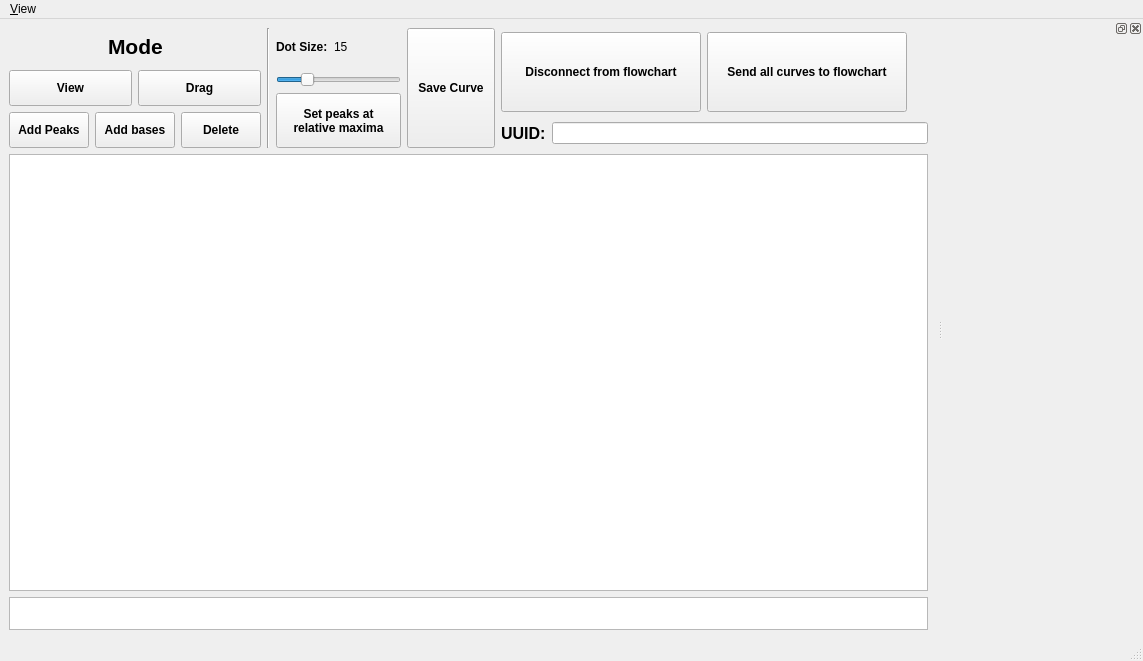
This is mesmerize/plotting/widgets/peak_editor/template.ui in kushalkolar/MESmerize as Qt 5 draws it before an edit. The edited form follows.
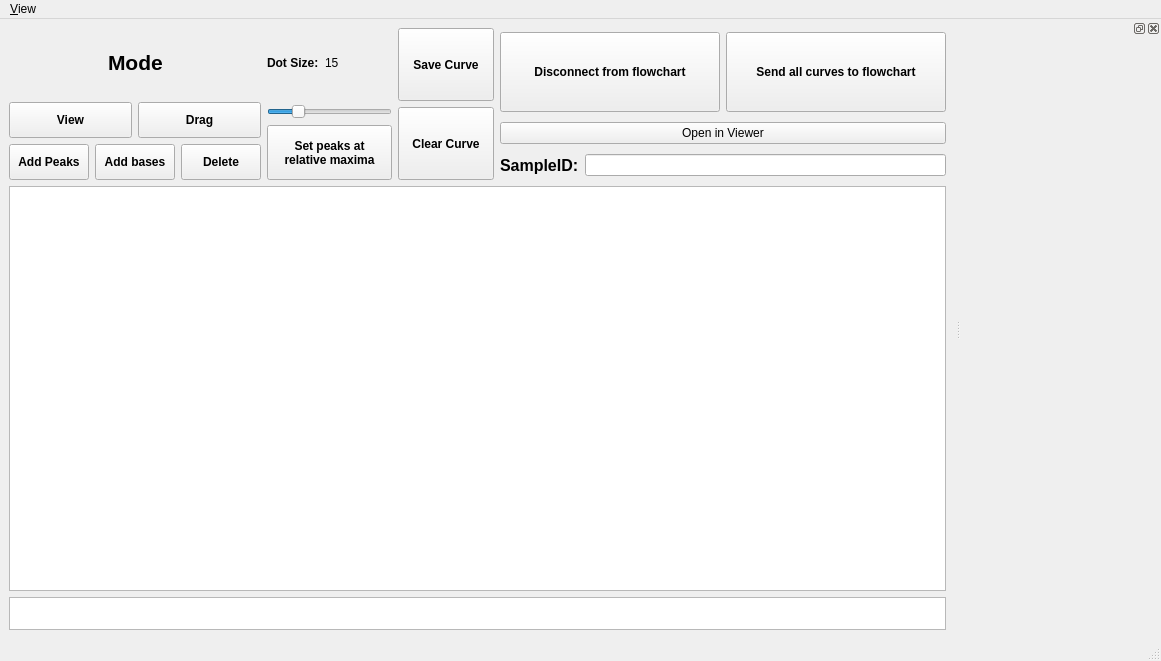
This is the edited form. Custom widgets are drawn as their Qt base class.

Patch:
```diff
--- a/mesmerize/plotting/widgets/peak_editor/template.ui
+++ b/mesmerize/plotting/widgets/peak_editor/template.ui
@@ -6,7 +6,7 @@
    <rect>
     <x>0</x>
     <y>0</y>
-    <width>1143</width>
+    <width>1146</width>
     <height>661</height>
    </rect>
   </property>
@@ -14,9 +14,7 @@
    <string>MainWindow</string>
   </property>
   <widget class="QWidget" name="centralwidget">
-   <layout class="QGridLayout" name="gridLayout_2">
-    <item row="0" column="0">
-     <layout class="QHBoxLayout" name="horizontalLayout_7">
+   <layout class="QVBoxLayout" name="verticalLayout_5">
       <item>
        <layout class="QHBoxLayout" name="horizontalLayout_4">
         <item>
@@ -191,13 +189,6 @@
           </item>
          </layout>
         </item>
-        <item>
-         <widget class="Line" name="line">
-          <property name="orientation">
-           <enum>Qt::Vertical</enum>
-          </property>
-         </widget>
-        </item>
         <item>
          <layout class="QVBoxLayout" name="verticalLayout_2">
           <item>
@@ -282,6 +273,8 @@
          </layout>
         </item>
         <item>
+       <layout class="QVBoxLayout" name="verticalLayout_4">
+        <item>
          <widget class="QPushButton" name="btnSaveCurve">
           <property name="sizePolicy">
            <sizepolicy hsizetype="Expanding" vsizetype="MinimumExpanding">
@@ -291,14 +284,14 @@
           </property>
           <property name="minimumSize">
            <size>
-            <width>88</width>
+            <width>96</width>
             <height>72</height>
            </size>
           </property>
           <property name="maximumSize">
            <size>
-            <width>356</width>
-            <height>120</height>
+            <width>360</width>
+            <height>73</height>
            </size>
           </property>
           <property name="font">
@@ -312,6 +305,37 @@
           </property>
          </widget>
         </item>
+        <item>
+         <widget class="QPushButton" name="btnClearCurve">
+          <property name="sizePolicy">
+           <sizepolicy hsizetype="Expanding" vsizetype="MinimumExpanding">
+            <horstretch>0</horstretch>
+            <verstretch>0</verstretch>
+           </sizepolicy>
+          </property>
+          <property name="minimumSize">
+           <size>
+            <width>96</width>
+            <height>72</height>
+           </size>
+          </property>
+          <property name="maximumSize">
+           <size>
+            <width>360</width>
+            <height>73</height>
+           </size>
+          </property>
+          <property name="font">
+           <font>
+            <weight>75</weight>
+            <bold>true</bold>
+           </font>
+          </property>
+          <property name="text">
+           <string>Clear Curve</string>
+          </property>
+         </widget>
+        </item>
        </layout>
       </item>
       <item>
@@ -328,7 +352,7 @@
             </property>
             <property name="minimumSize">
              <size>
-              <width>200</width>
+              <width>220</width>
               <height>30</height>
              </size>
             </property>
@@ -362,7 +386,7 @@
             </property>
             <property name="minimumSize">
              <size>
-              <width>200</width>
+              <width>220</width>
               <height>30</height>
              </size>
             </property>
@@ -383,21 +407,15 @@
             </property>
            </widget>
           </item>
-          <item>
-           <spacer name="horizontalSpacer_2">
-            <property name="orientation">
-             <enum>Qt::Horizontal</enum>
-            </property>
-            <property name="sizeHint" stdset="0">
-             <size>
-              <width>40</width>
-              <height>20</height>
-             </size>
-            </property>
-           </spacer>
-          </item>
          </layout>
         </item>
+        <item>
+         <widget class="QPushButton" name="pushButtonOpenInViewer">
+          <property name="text">
+           <string>Open in Viewer</string>
+          </property>
+         </widget>
+        </item>
         <item>
          <layout class="QHBoxLayout" name="horizontalLayout_5">
           <item>
@@ -410,7 +428,7 @@
              </font>
             </property>
             <property name="text">
-             <string>UUID:</string>
+             <string>SampleID:</string>
             </property>
            </widget>
           </item>
@@ -433,10 +451,10 @@
       </item>
      </layout>
     </item>
-    <item row="1" column="0">
+    <item>
      <widget class="PlotWidget" name="graphicsView"/>
     </item>
-    <item row="2" column="0">
+    <item>
      <widget class="QListWidget" name="listwIndices">
       <property name="sizePolicy">
        <sizepolicy hsizetype="Expanding" vsizetype="Fixed">
@@ -477,8 +495,8 @@
     <rect>
      <x>0</x>
      <y>0</y>
-     <width>1143</width>
-     <height>30</height>
+     <width>1146</width>
+     <height>22</height>
     </rect>
    </property>
    <widget class="QMenu" name="menuView">
```
Left out of the diff: 4 changed lines with no effect on the pictures. Lines whose indentation alone changed are shown as unchanged.
